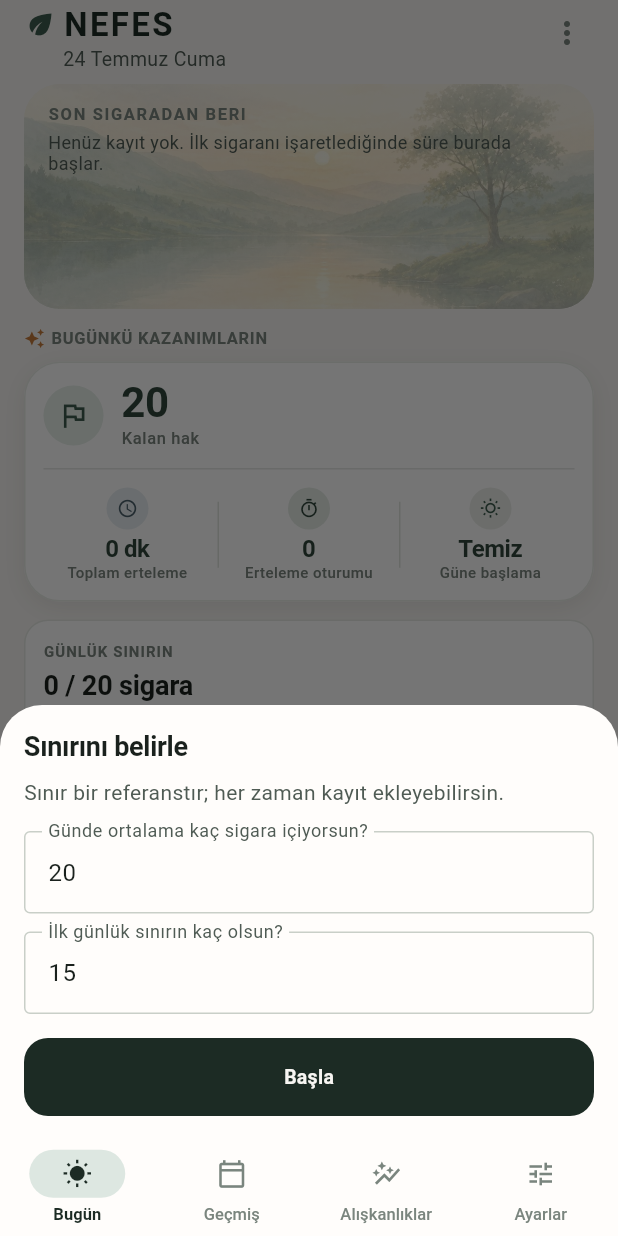
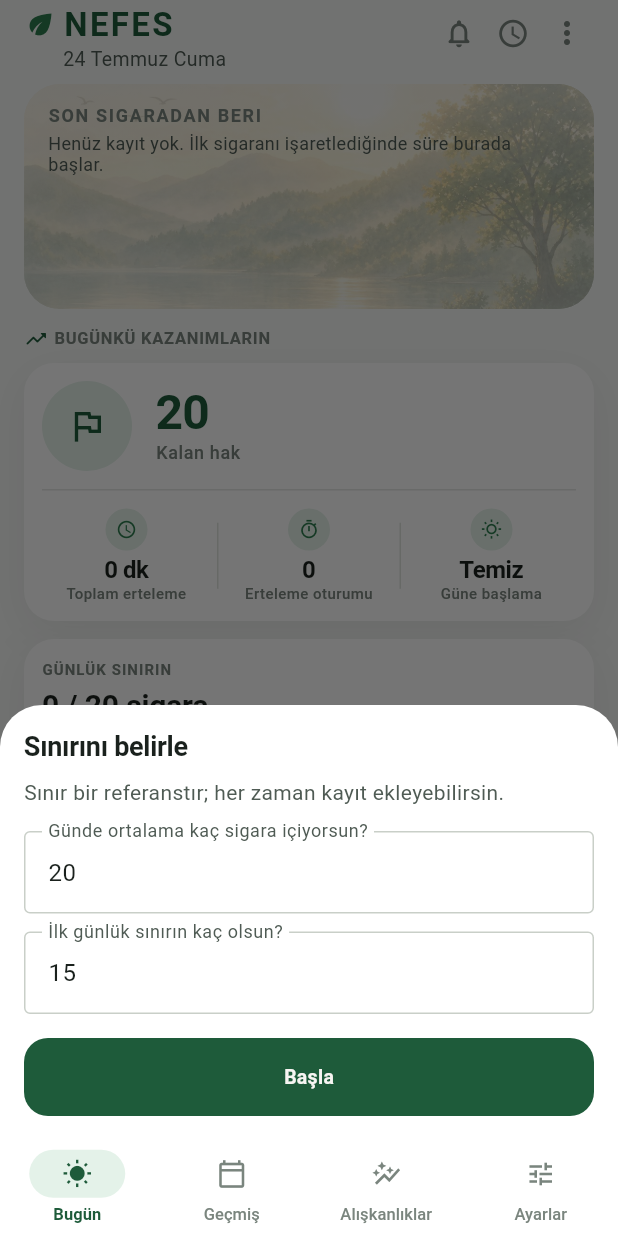
Before and after one commit to umut-kursun/nefes, a Flutter app: the screen it shows after launch, on a phone screen of 412 x 824 dp. Run offline on Flutter 3.47's test engine with Material 3 defaults, Android fonts, the phone set to English and light mode, and no system bars; our stand-ins replace flutter_riverpod, go_router, sembast, sembast_web, shared_preferences; missing offline and left inert: dart:html.

Commit message:
Align Today screen to design-system spec
Apply the approved design system: Primary #1E5B3A / Success #34C759
palette, #F7F9F7 background, 56px display timer, 20px card radius and
soft card shadow. Regenerate the sunny hero landscape, switch the Today
timeline to a vertical connector layout with chevrons, and add the
bell/clock/menu header cluster. Bump version to 1.5.4+21.

Co-authored-by: Cursor <cursoragent@cursor.com>

```diff
--- a/lib/core/design_system/nefes_timeline.dart
+++ b/lib/core/design_system/nefes_timeline.dart
@@ -145,8 +145,9 @@ class _TimelineRow extends StatelessWidget {
 
   @override
   Widget build(BuildContext context) {
+    // Smoke entries read as a soft-red marker; delays read as calm green.
     final markerColor =
-        item.isDelay ? AppColors.textMuted : AppColors.forestSoft;
+        item.isDelay ? AppColors.success : AppColors.badgeHeartFg;
 
     return IntrinsicHeight(
       child: Row(
@@ -155,7 +156,7 @@ class _TimelineRow extends StatelessWidget {
           SizedBox(
             width: TodayScale.timelineTimeCol,
             child: Padding(
-              padding: const EdgeInsets.only(top: 8),
+              padding: const EdgeInsets.only(top: 10),
               child: Text(
                 item.timeLabel,
                 style: Theme.of(context).textTheme.labelLarge?.copyWith(
@@ -173,12 +174,16 @@ class _TimelineRow extends StatelessWidget {
             child: Column(
               children: [
                 Container(
-                  width: 10,
-                  height: 10,
-                  margin: const EdgeInsets.only(top: 10),
+                  width: 12,
+                  height: 12,
+                  margin: const EdgeInsets.only(top: 11),
                   decoration: BoxDecoration(
                     color: markerColor,
                     shape: BoxShape.circle,
+                    border: Border.all(
+                      color: markerColor.withValues(alpha: 0.18),
+                      width: 3,
+                    ),
                   ),
                 ),
                 if (!isLast)
@@ -201,16 +206,23 @@ class _TimelineRow extends StatelessWidget {
                 borderRadius: AppRadius.mdAll,
                 child: Padding(
                   padding: EdgeInsets.only(
-                    top: isFirst ? 4 : 8,
-                    bottom: isLast ? 4 : 12,
+                    top: isFirst ? 6 : 10,
+                    bottom: isLast ? 6 : 14,
                     right: AppSpacing.xs,
                   ),
+                  child: Row(
+                    crossAxisAlignment: CrossAxisAlignment.center,
+                    children: [
+                      Expanded(
                         child: Column(
                           crossAxisAlignment: CrossAxisAlignment.start,
                           children: [
                             Text(
                               item.title,
-                        style: Theme.of(context).textTheme.titleSmall?.copyWith(
+                              style: Theme.of(context)
+                                  .textTheme
+                                  .titleSmall
+                                  ?.copyWith(
                                     color: AppColors.textPrimary,
                                     fontWeight: FontWeight.w600,
                                     fontSize: TodayScale.timelineTitleSize + 2,
@@ -220,22 +232,31 @@ class _TimelineRow extends StatelessWidget {
                               const SizedBox(height: 2),
                               Text(
                                 item.subtitle!,
-                          style:
-                              Theme.of(context).textTheme.labelMedium?.copyWith(
-                                    color: AppColors.textMuted,
-                                  ),
+                                style: Theme.of(context)
+                                    .textTheme
+                                    .labelMedium
+                                    ?.copyWith(color: AppColors.textMuted),
                               ),
                             ],
                             if (item.intervalBefore != null) ...[
                               const SizedBox(height: 2),
                               Text(
                                 item.intervalBefore!,
-                          style:
-                              Theme.of(context).textTheme.labelSmall?.copyWith(
-                                    color: AppColors.textTertiary,
+                                style: Theme.of(context)
+                                    .textTheme
+                                    .labelSmall
+                                    ?.copyWith(color: AppColors.textTertiary),
+                              ),
+                            ],
+                          ],
                         ),
                       ),
-                      ],
+                      const SizedBox(width: AppSpacing.xs),
+                      Icon(
+                        Icons.chevron_right,
+                        size: 20,
+                        color: AppColors.textMuted.withValues(alpha: 0.6),
+                      ),
                     ],
                   ),
                 ),
--- a/lib/core/design_system/tokens.dart
+++ b/lib/core/design_system/tokens.dart
@@ -21,19 +21,22 @@ abstract final class AppMotion {
   static const Curve emphasized = Curves.easeInOutCubic;
 }
 
-/// Soft rounded geometry with clear hierarchy.
+/// Soft rounded geometry — design-system radii 8/12/16/20/24/28.
 abstract final class AppRadius {
-  static const double xs = 6;
+  static const double xs = 8;
   static const double sm = 8;
   static const double md = 12;
   static const double lg = 16;
+  static const double card = 20;
   static const double xl = 24;
+  static const double xxl = 28;
   static const double pill = 999;
 
   static final BorderRadius xsAll = BorderRadius.circular(xs);
   static final BorderRadius smAll = BorderRadius.circular(sm);
   static final BorderRadius mdAll = BorderRadius.circular(md);
   static final BorderRadius lgAll = BorderRadius.circular(lg);
+  static final BorderRadius cardAll = BorderRadius.circular(card);
   static final BorderRadius xlAll = BorderRadius.circular(xl);
 }
 
@@ -43,21 +46,22 @@ abstract final class AppColors {
   static const Color seedLight = forest;
   static const Color seedDark = Color(0xFFA8C3B5);
 
-  // Core brand
-  static const Color forest = Color(0xFF1C2B24);
-  static const Color forestMid = Color(0xFF2F463B);
-  static const Color forestSoft = Color(0xFF3D5C4E);
-  static const Color mist = Color(0xFFD5E0D8);
+  // Core brand — Primary #1E5B3A, Primary Light / Success #34C759 (design system)
+  static const Color forest = Color(0xFF1E5B3A);
+  static const Color forestMid = Color(0xFF256B45);
+  static const Color forestSoft = Color(0xFF2E7D4F);
+  static const Color primaryLight = Color(0xFF34C759);
+  static const Color mist = Color(0xFFD8E6DD);
   static const Color sage = Color(0xFFC9D6CE);
 
   // Surfaces
-  static const Color canvasLight = Color(0xFFF7F5F2);
-  static const Color surfaceLight = Color(0xFFFFFDFB);
+  static const Color canvasLight = Color(0xFFF7F9F7);
+  static const Color surfaceLight = Color(0xFFFFFFFF);
   static const Color surfaceRaised = Color(0xFFFFFFFF);
   static const Color surfaceElevated = Color(0xFFFFFFFF);
-  static const Color surfaceMuted = Color(0xFFE8EDE8);
-  static const Color surfaceInset = Color(0xFFE4E0D9);
-  static const Color surfaceSage = Color(0xFFE3EBE5);
+  static const Color surfaceMuted = Color(0xFFF5F7F5);
+  static const Color surfaceInset = Color(0xFFEFF2EF);
+  static const Color surfaceSage = Color(0xFFEAF3EC);
   static const Color surfaceSecondaryAction = surfaceSage;
 
   // Text
@@ -74,43 +78,54 @@ abstract final class AppColors {
   static const Color outlineSoft = Color(0xFFC9CFC8);
 
   // Status
-  static const Color progress = forestSoft;
-  static const Color progressTrack = Color(0xFFE4EBE5);
-  static const Color exceeded = Color(0xFF8B6F4E);
+  static const Color progress = primaryLight;
+  static const Color progressTrack = Color(0xFFE6EFE8);
+  static const Color exceeded = Color(0xFFFFB020);
   static const Color info = Color(0xFF4A5F56);
-  static const Color insightAccent = Color(0xFF7A9588);
-  static const Color danger = Color(0xFF8B4A3A);
-  static const Color onDanger = Color(0xFFFFF8F6);
-  static const Color dangerContainer = Color(0xFFF3DDD7);
-  static const Color onDangerContainer = Color(0xFF5C2B22);
+  static const Color insightAccent = forestSoft;
+  static const Color success = Color(0xFF34C759);
+  static const Color warning = Color(0xFFFFB020);
+  static const Color danger = Color(0xFFFF4D4F);
+  static const Color onDanger = Color(0xFFFFFFFF);
+  static const Color dangerContainer = Color(0xFFFDE8E8);
+  static const Color onDangerContainer = Color(0xFFC0271C);
 
   // Gain tile badge tints — soft, never loud
-  static const Color badgeMoneyBg = Color(0xFFE7EFE9);
-  static const Color badgeMoneyFg = Color(0xFF3D5C4E);
-  static const Color badgeTimeBg = Color(0xFFE8EEF2);
-  static const Color badgeTimeFg = Color(0xFF4A5F6A);
-  static const Color badgeSessionsBg = Color(0xFFE4EBE5);
-  static const Color badgeSessionsFg = Color(0xFF2F463B);
-  static const Color badgeHeartBg = Color(0xFFF0EBE6);
-  static const Color badgeHeartFg = Color(0xFF6B5344);
-  static const Color badgeDefaultBg = Color(0xFFECEEEA);
-  static const Color badgeDefaultFg = Color(0xFF3D5C4E);
+  static const Color badgeMoneyBg = Color(0xFFE4F2E9);
+  static const Color badgeMoneyFg = forest;
+  static const Color badgeTimeBg = Color(0xFFE4F2E9);
+  static const Color badgeTimeFg = forestSoft;
+  static const Color badgeSessionsBg = Color(0xFFE4F2E9);
+  static const Color badgeSessionsFg = forestSoft;
+  static const Color badgeHeartBg = Color(0xFFFCE7E9);
+  static const Color badgeHeartFg = Color(0xFFE5484D);
+  static const Color badgeDefaultBg = Color(0xFFE4F2E9);
+  static const Color badgeDefaultFg = forestSoft;
 
-  // Hero achievement chip (reference pink pill)
-  static const Color achievementChipBg = Color(0xFFF3E4E2);
-  static const Color achievementChipFg = Color(0xFF9B4A4A);
-  static const Color actionBeige = Color(0xFFEDE6DC);
+  // Hero achievement chip (reference soft rose pill)
+  static const Color achievementChipBg = Color(0xFFFCE7E9);
+  static const Color achievementChipFg = Color(0xFFC0384A);
+  static const Color actionBeige = Color(0xFFF0EEE9);
 
-  // Soft elevation (Apple Health–like)
-  static const Color shadowSoft = Color(0x14000000);
+  // Soft elevation — Card Shadow 0px 8px 24px rgba(0,0,0,0.06)
+  static const Color shadowSoft = Color(0x0F000000);
 
   // Dark canvas
   static const Color canvasDark = Color(0xFF121512);
   static const Color surfaceDark = Color(0xFF1A1F1B);
 
   // Nav
-  static const Color navSelectedFill = Color(0xFFDDE7E1);
+  static const Color navSelectedFill = Color(0xFFE4F2E9);
 }
+
+/// Card elevation preset — Card Shadow 0px 8px 24px rgba(0,0,0,0.06).
+const List<BoxShadow> kCardShadow = [
+  BoxShadow(
+    color: Color(0x0F000000),
+    blurRadius: 24,
+    offset: Offset(0, 8),
+  ),
+];
 
 /// Layout breakpoints and content widths.
 abstract final class AppBreakpoints {
@@ -134,19 +149,19 @@ abstract final class TodayScale {
   static const double dateSize = 13;
   static const double overflowButton = 36;
 
-  // Hero (~24% of viewport, matching the approved reference proportions)
-  static const double heroViewportFraction = 0.24;
-  static const double heroMinHeight = 180;
-  static const double heroMaxHeight = 230;
+  // Hero (~26% of viewport; Display XL timer at 56 / Bold per design system)
+  static const double heroViewportFraction = 0.26;
+  static const double heroMinHeight = 190;
+  static const double heroMaxHeight = 250;
   static const double heroEmptyHeight = 150;
-  static const double heroLabelSize = 11;
-  static const double timerHhMm = 48;
-  static const double timerSs = 26;
-  static const double timerRowHeight = 52;
+  static const double heroLabelSize = 12;
+  static const double timerHhMm = 56;
+  static const double timerSs = 30;
+  static const double timerRowHeight = 62;
 
   // Daily status — lighter, less dominant
-  static const double statusCountSize = 18;
-  static const double progressTrackHeight = 6;
+  static const double statusCountSize = 20;
+  static const double progressTrackHeight = 8;
 
   // Actions — equal visual weight square cards
   static const double actionIconBox = 32;
@@ -156,10 +171,10 @@ abstract final class TodayScale {
   static const double actionMinBody = 88;
 
   // Gains — one grouped card (primary + secondary row)
-  static const double gainPrimaryValue = 28;
+  static const double gainPrimaryValue = 32;
   static const double gainSecondaryValue = 16;
-  static const double gainLabelSize = 11;
-  static const double gainPrimaryIcon = 40;
+  static const double gainLabelSize = 12;
+  static const double gainPrimaryIcon = 60;
 
   // Metrics (legacy)
   static const double metricValueSize = 18;
--- a/lib/core/l10n/app_strings.dart
+++ b/lib/core/l10n/app_strings.dart
@@ -205,6 +205,9 @@ abstract final class AppStrings {
   static const whyOptional = 'Neden?';
   static const moreTriggers = 'Diğer';
   static const smokedEarlier = 'Daha önce içtim';
+  static const more = 'Daha fazla';
+  static const notifications = 'Bildirimler';
+  static const noNotifications = 'Şimdilik bildirim yok.';
   static const pickEarlierTitle = 'Ne zaman içtin?';
   static const minutesAgo5 = '5 dk önce';
   static const minutesAgo10 = '10 dk önce';
--- a/lib/features/settings/presentation/settings_page.dart
+++ b/lib/features/settings/presentation/settings_page.dart
@@ -13,7 +13,7 @@ import 'package:nefes/features/settings/data/backup_file_io.dart';
 import 'package:nefes/features/smoking/domain/entities/home_snapshot.dart';
 import 'package:uuid/uuid.dart';
 
-const _appVersion = '1.5.3';
+const _appVersion = '1.5.4';
 
 /// Settings — grouped list rows, not a wall of cards.
 class SettingsPage extends ConsumerStatefulWidget {
--- a/lib/features/smoking/domain/services/event_factory.dart
+++ b/lib/features/smoking/domain/services/event_factory.dart
@@ -170,7 +170,7 @@ class EventFactory {
       },
       'device': <String, dynamic>{
         'platform': 'web',
-        'appVersion': '1.5.3',
+        'appVersion': '1.5.4',
       },
       'ai': <String, dynamic>{
         'features': <String, dynamic>{},
--- a/lib/features/smoking/presentation/home/home_view.dart
+++ b/lib/features/smoking/presentation/home/home_view.dart
@@ -436,6 +436,6 @@ class _TodayTimeline extends StatelessWidget {
         ),
       );
     }
-    return NefesTimeline(items: items, axis: Axis.horizontal);
+    return NefesTimeline(items: items, axis: Axis.vertical);
   }
 }
--- a/lib/features/smoking/presentation/home/today_composition.dart
+++ b/lib/features/smoking/presentation/home/today_composition.dart
@@ -65,8 +65,24 @@ class TodayBrandHeader extends StatelessWidget {
             ],
           ),
         ),
+        _HeaderIconButton(
+          icon: Icons.notifications_none_rounded,
+          tooltip: AppStrings.notifications,
+          onTap: () {
+            ScaffoldMessenger.of(context)
+              ..hideCurrentSnackBar()
+              ..showSnackBar(
+                const SnackBar(content: Text(AppStrings.noNotifications)),
+              );
+          },
+        ),
+        _HeaderIconButton(
+          icon: Icons.schedule,
+          tooltip: AppStrings.smokedEarlier,
+          onTap: isBusy ? null : onEarlier,
+        ),
         PopupMenuButton<_UtilityAction>(
-          tooltip: AppStrings.smokedEarlier,
+          tooltip: AppStrings.more,
           padding: EdgeInsets.zero,
           onSelected: (action) {
             if (isBusy) return;
@@ -98,6 +114,38 @@ class TodayBrandHeader extends StatelessWidget {
         ),
       ],
     );
+  }
+}
+
+/// Circular, low-contrast header action used for the bell / clock cluster.
+class _HeaderIconButton extends StatelessWidget {
+  const _HeaderIconButton({
+    required this.icon,
+    required this.onTap,
+    this.tooltip,
+  });
+
+  final IconData icon;
+  final VoidCallback? onTap;
+  final String? tooltip;
+
+  @override
+  Widget build(BuildContext context) {
+    final button = Material(
+      color: Colors.transparent,
+      shape: const CircleBorder(),
+      clipBehavior: Clip.antiAlias,
+      child: InkWell(
+        onTap: onTap,
+        child: SizedBox(
+          width: TodayScale.overflowButton,
+          height: TodayScale.overflowButton,
+          child: Icon(icon, size: 22, color: AppColors.textMuted),
+        ),
+      ),
+    );
+    if (tooltip == null) return button;
+    return Tooltip(message: tooltip!, child: button);
   }
 }
 
@@ -274,9 +322,9 @@ class _TimerContent extends StatelessWidget {
                   style: Theme.of(context).textTheme.displayMedium?.copyWith(
                     fontFeatures: const [FontFeature.tabularFigures()],
                     fontWeight: FontWeight.w700,
-                    letterSpacing: -1.8,
+                    letterSpacing: -2.0,
                     height: 1.0,
-                    color: AppColors.textPrimary,
+                    color: AppColors.forest,
                     fontSize: TodayScale.timerHhMm,
                   ),
                 ),
@@ -551,8 +599,8 @@ class DailyStatusSection extends StatelessWidget {
       padding: const EdgeInsets.all(AppSpacing.md),
       decoration: BoxDecoration(
         color: AppColors.surfaceElevated,
-        borderRadius: AppRadius.lgAll,
-        border: Border.all(color: AppColors.borderSubtle),
+        borderRadius: AppRadius.cardAll,
+        boxShadow: kCardShadow,
       ),
       child: body,
     );
@@ -778,10 +826,10 @@ class _PrimaryActionCard extends StatelessWidget {
   Widget build(BuildContext context) {
     return Material(
       color: AppColors.forest,
-      borderRadius: AppRadius.lgAll,
+      borderRadius: AppRadius.cardAll,
       child: InkWell(
         onTap: isBusy ? null : onPressed,
-        borderRadius: AppRadius.lgAll,
+        borderRadius: AppRadius.cardAll,
         overlayColor: WidgetStateProperty.resolveWith((states) {
           if (states.contains(WidgetState.pressed)) {
             return AppColors.textOnForest.withValues(alpha: 0.12);
@@ -872,10 +920,10 @@ class _SecondaryActionCard extends StatelessWidget {
 
     return Material(
       color: AppColors.actionBeige,
-      borderRadius: AppRadius.lgAll,
+      borderRadius: AppRadius.cardAll,
       child: InkWell(
         onTap: isBusy ? null : onPressed,
-        borderRadius: AppRadius.lgAll,
+        borderRadius: AppRadius.cardAll,
         overlayColor: WidgetStateProperty.resolveWith((states) {
           if (states.contains(WidgetState.pressed)) {
             return AppColors.forest.withValues(alpha: 0.08);
@@ -968,9 +1016,9 @@ class TodayGainDashboard extends StatelessWidget {
         Row(
           children: [
             const Icon(
-              Icons.auto_awesome,
-              size: 14,
-              color: Color(0xFFC47A3A),
+              Icons.trending_up_rounded,
+              size: 16,
+              color: AppColors.forest,
             ),
             const SizedBox(width: AppSpacing.xs),
             Text(
@@ -994,17 +1042,8 @@ class TodayGainDashboard extends StatelessWidget {
           ),
           decoration: BoxDecoration(
             color: AppColors.surfaceElevated,
-            borderRadius: AppRadius.xlAll,
-            border: Border.all(
-              color: AppColors.borderSubtle.withValues(alpha: 0.85),
-            ),
-            boxShadow: const [
-              BoxShadow(
-                color: AppColors.shadowSoft,
-                blurRadius: 14,
-                offset: Offset(0, 4),
-              ),
-            ],
+            borderRadius: AppRadius.cardAll,
+            boxShadow: kCardShadow,
           ),
           child: Column(
             children: [
@@ -1069,11 +1108,11 @@ class _GainPrimaryRow extends StatelessWidget {
           ),
           child: Icon(
             _icon,
-            size: 22,
+            size: 28,
             color: AppColors.badgeMoneyFg,
           ),
         ),
-        const SizedBox(width: AppSpacing.md),
+        const SizedBox(width: AppSpacing.lg),
         Expanded(
           child: Column(
             crossAxisAlignment: CrossAxisAlignment.start,
@@ -1081,6 +1120,7 @@ class _GainPrimaryRow extends StatelessWidget {
               _AnimatedGainValue(
                 tile: tile,
                 fontSize: TodayScale.gainPrimaryValue,
+                emphasize: true,
               ),
               const SizedBox(height: 2),
               Text(
@@ -1183,10 +1223,12 @@ class _AnimatedGainValue extends StatefulWidget {
   const _AnimatedGainValue({
     required this.tile,
     this.fontSize = TodayScale.gainSecondaryValue,
+    this.emphasize = false,
   });
 
   final TodayGainTileVm tile;
   final double fontSize;
+  final bool emphasize;
 
   @override
   State<_AnimatedGainValue> createState() => _AnimatedGainValueState();
@@ -1234,12 +1276,12 @@ class _AnimatedGainValueState extends State<_AnimatedGainValue> {
   @override
   Widget build(BuildContext context) {
     final style = Theme.of(context).textTheme.titleMedium?.copyWith(
-      color: AppColors.forestMid,
+      color: widget.emphasize ? AppColors.forest : AppColors.textPrimary,
       fontWeight: FontWeight.w700,
       fontFeatures: const [FontFeature.tabularFigures()],
       fontSize: widget.fontSize,
       height: 1.05,
-      letterSpacing: -0.3,
+      letterSpacing: widget.emphasize ? -0.6 : -0.3,
     );
 
     if (widget.tile.numericValue == null) {
--- a/lib/theme/app_theme.dart
+++ b/lib/theme/app_theme.dart
@@ -127,7 +127,7 @@ abstract final class AppTheme {
             horizontal: AppSpacing.lg,
             vertical: AppSpacing.md,
           ),
-          shape: RoundedRectangleBorder(borderRadius: AppRadius.mdAll),
+          shape: RoundedRectangleBorder(borderRadius: AppRadius.lgAll),
         ),
       ),
       outlinedButtonTheme: OutlinedButtonThemeData(
--- a/pubspec.yaml
+++ b/pubspec.yaml
@@ -1,7 +1,7 @@
 name: nefes
 description: "NEFES - Understand your habits."
 publish_to: "none"
-version: 1.5.3+20
+version: 1.5.4+21
 
 environment:
   sdk: ^3.12.2
```
Also changed, not shown: assets/images/hero_landscape.jpg, 3 other files. Lines whose indentation alone changed are shown as unchanged.
